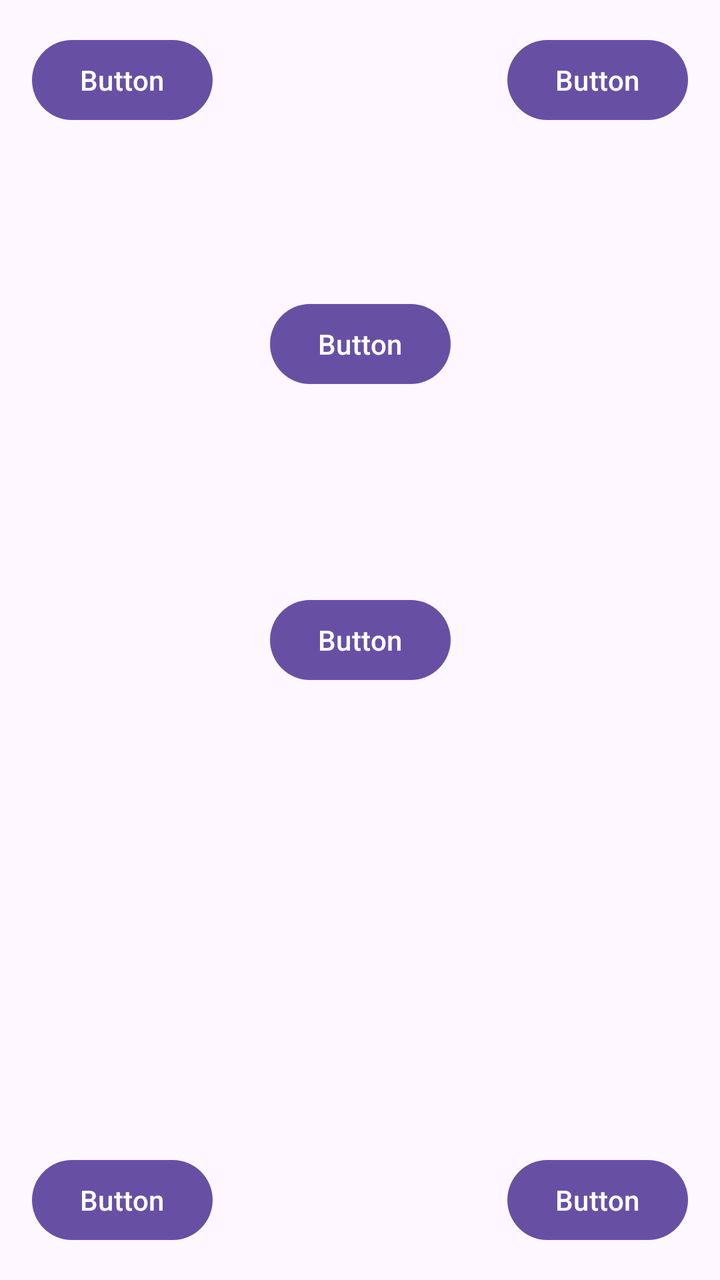
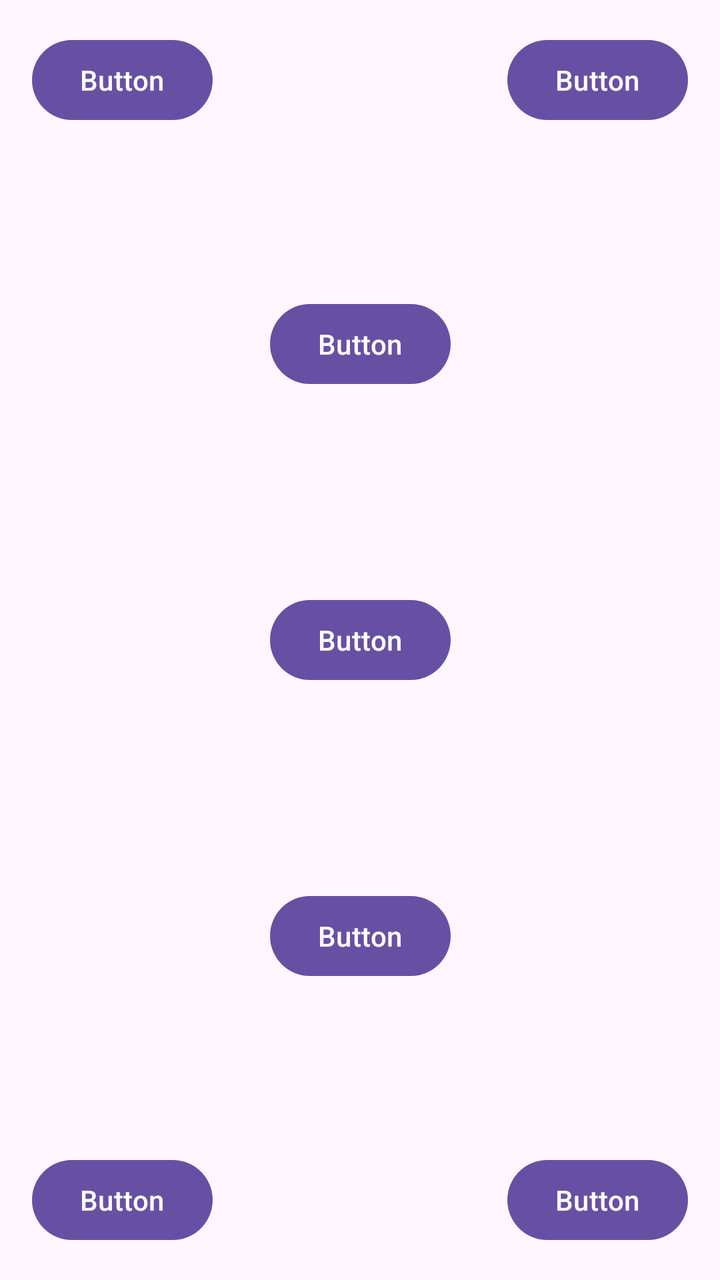

Two renders of the same Android screen: before a commit and after it. Below are the layout's source before the change and the commit's diff.
<!-- AndroidManifest.xml: application theme Theme.Interfejs -->
<!-- res/layout/activity_main.xml -->
<?xml version="1.0" encoding="utf-8"?>
<androidx.constraintlayout.widget.ConstraintLayout xmlns:android="http://schemas.android.com/apk/res/android"
    xmlns:app="http://schemas.android.com/apk/res-auto"
    xmlns:tools="http://schemas.android.com/tools"
    android:id="@+id/main"
    android:layout_width="match_parent"
    android:layout_height="match_parent"
    tools:context=".MainActivity">

    <TextView
        android:id="@+id/textView"
        android:layout_width="wrap_content"
        android:layout_height="wrap_content"
        android:text="Hello World!"
        app:layout_constraintBottom_toBottomOf="parent"
        app:layout_constraintEnd_toEndOf="parent"
        app:layout_constraintStart_toStartOf="parent"
        app:layout_constraintTop_toTopOf="parent" />

    <Button
        android:id="@+id/button"
        android:layout_width="wrap_content"
        android:layout_height="wrap_content"
        android:layout_marginStart="16dp"
        android:layout_marginTop="16dp"
        android:text="Button"
        app:layout_constraintStart_toStartOf="parent"
        app:layout_constraintTop_toTopOf="parent" />

    <Button
        android:id="@+id/button2"
        android:layout_width="wrap_content"
        android:layout_height="wrap_content"
        android:layout_marginTop="16dp"
        android:layout_marginEnd="16dp"
        android:text="Button"
        app:layout_constraintEnd_toEndOf="parent"
        app:layout_constraintTop_toTopOf="parent" />

    <Button
        android:id="@+id/button3"
        android:layout_width="wrap_content"
        android:layout_height="wrap_content"
        android:layout_marginStart="16dp"
        android:layout_marginBottom="16dp"
        android:text="Button"
        app:layout_constraintBottom_toBottomOf="parent"
        app:layout_constraintStart_toStartOf="parent" />

    <Button
        android:id="@+id/button4"
        android:layout_width="wrap_content"
        android:layout_height="wrap_content"
        android:layout_marginEnd="16dp"
        android:layout_marginBottom="16dp"
        android:text="Button"
        app:layout_constraintBottom_toBottomOf="parent"
        app:layout_constraintEnd_toEndOf="parent" />

    <Button
        android:id="@+id/button5"
        android:layout_width="wrap_content"
        android:layout_height="wrap_content"
        android:text="Button"
        app:layout_constraintBottom_toBottomOf="parent"
        app:layout_constraintEnd_toEndOf="parent"
        app:layout_constraintHorizontal_bias="0.5"
        app:layout_constraintStart_toStartOf="parent"
        app:layout_constraintTop_toTopOf="parent"
        app:layout_constraintVertical_bias="0.5" />

    <Button
        android:id="@+id/button6"
        android:layout_width="wrap_content"
        android:layout_height="wrap_content"
        android:text="Button"
        app:layout_constraintBottom_toBottomOf="parent"
        app:layout_constraintEnd_toEndOf="parent"
        app:layout_constraintHorizontal_bias="0.5"
        app:layout_constraintStart_toStartOf="parent"
        app:layout_constraintTop_toTopOf="parent"
        app:layout_constraintVertical_bias="0.25" />

</androidx.constraintlayout.widget.ConstraintLayout>
<!-- resources referenced by this layout -->
<resources>
  <style name="Theme.Interfejs" parent="Base.Theme.Interfejs" />
  <style name="Base.Theme.Interfejs" parent="Theme.Material3.DayNight.NoActionBar">
          
          
      </style>
</resources>

<!-- the commit's change to res/layout/activity_main.xml (unified diff, before → after) -->
@@ -81,4 +81,16 @@
         app:layout_constraintTop_toTopOf="parent"
         app:layout_constraintVertical_bias="0.25" />
 
+    <Button
+        android:id="@+id/button7"
+        android:layout_width="wrap_content"
+        android:layout_height="wrap_content"
+        android:text="Button"
+        app:layout_constraintBottom_toBottomOf="parent"
+        app:layout_constraintEnd_toEndOf="parent"
+        app:layout_constraintHorizontal_bias="0.5"
+        app:layout_constraintStart_toStartOf="parent"
+        app:layout_constraintTop_toTopOf="parent"
+        app:layout_constraintVertical_bias="0.75" />
+
 </androidx.constraintlayout.widget.ConstraintLayout>
